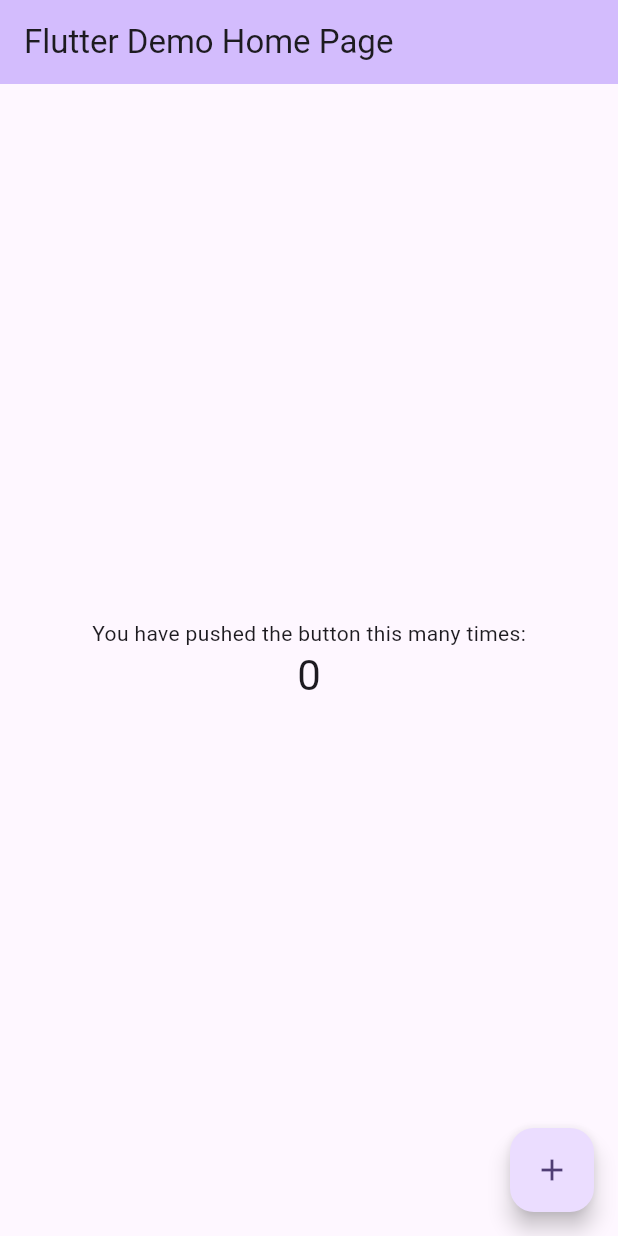
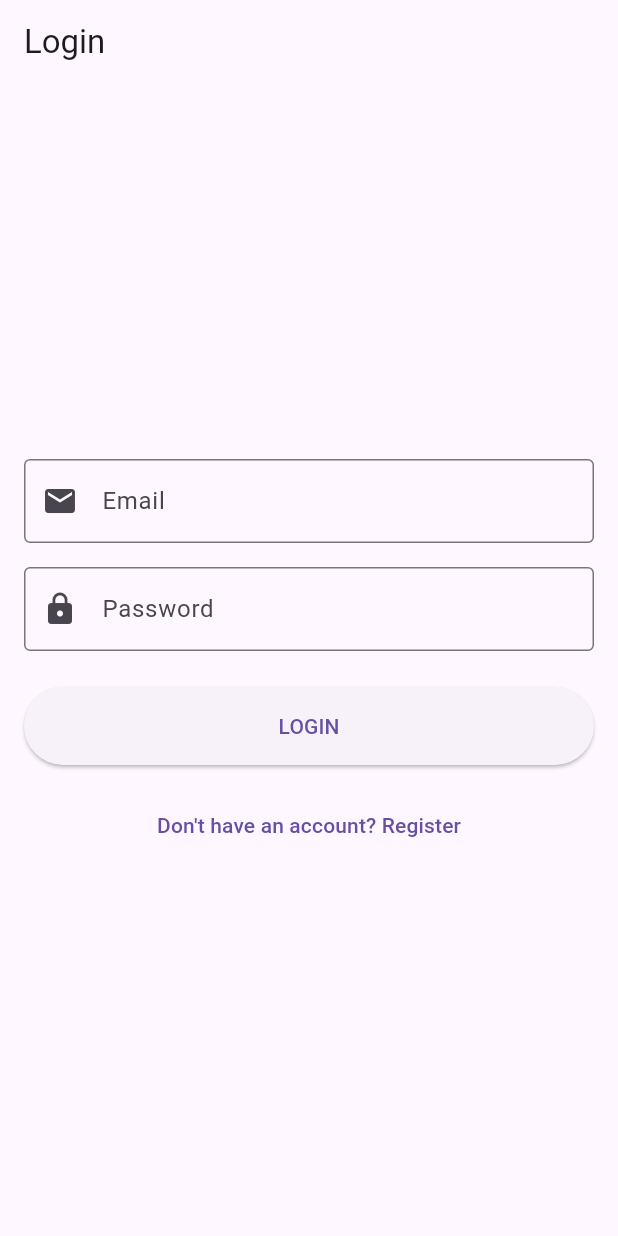
Before and after one commit to gHoSTeCHs/hospitalAppMobile, a Flutter app: the screen it shows after launch, on a phone screen of 412 x 824 dp. Run offline on Flutter 3.47's test engine with Material 3 defaults, Android fonts, the phone set to English and light mode, and no system bars; our stand-ins replace shared_preferences; accounts and stored records are empty.

Commit message:
init basic auth

```diff
--- /dev/null
+++ b/devtools_options.yaml
@@ -0,0 +1,3 @@
+description: This file stores settings for Dart & Flutter DevTools.
+documentation: https://docs.flutter.dev/tools/devtools/extensions#configure-extension-enablement-states
+extensions:
--- a/lib/app.dart
+++ b/lib/app.dart
@@ -0,0 +1,28 @@
+import 'package:flutter/material.dart';
+// import 'package:provider/provider.dart';
+// import 'providers/auth_provider.dart';
+import 'screens/auth/login_screen.dart';
+import 'screens/auth/register_screen.dart';
+import 'screens/home_screen.dart';
+import 'screens/splash_screen.dart';
+
+class MyApp extends StatelessWidget {
+  const MyApp({super.key});
+
+  @override
+  Widget build(BuildContext context) {
+    return MaterialApp(
+      title: 'Chat App',
+      theme: ThemeData(
+        primarySwatch: Colors.blue,
+        visualDensity: VisualDensity.adaptivePlatformDensity,
+      ),
+      home: SplashScreen(),
+      routes: {
+        '/login': (context) => LoginScreen(),
+        '/register': (context) => RegisterScreen(),
+        '/home': (context) => HomeScreen(),
+      },
+    );
+  }
+}
--- a/lib/main.dart
+++ b/lib/main.dart
@@ -1,122 +1,10 @@
 import 'package:flutter/material.dart';
+import 'package:provider/provider.dart';
+import 'app.dart';
+import 'providers/auth_provider.dart';
 
 void main() {
-  runApp(const MyApp());
+  runApp(
+    ChangeNotifierProvider(create: (context) => AuthProvider(), child: MyApp()),
+  );
 }
-
-class MyApp extends StatelessWidget {
-  const MyApp({super.key});
-
-  // This widget is the root of your application.
-  @override
-  Widget build(BuildContext context) {
-    return MaterialApp(
-      title: 'Flutter Demo',
-      theme: ThemeData(
-        // This is the theme of your application.
-        //
-        // TRY THIS: Try running your application with "flutter run". You'll see
-        // the application has a purple toolbar. Then, without quitting the app,
-        // try changing the seedColor in the colorScheme below to Colors.green
-        // and then invoke "hot reload" (save your changes or press the "hot
-        // reload" button in a Flutter-supported IDE, or press "r" if you used
-        // the command line to start the app).
-        //
-        // Notice that the counter didn't reset back to zero; the application
-        // state is not lost during the reload. To reset the state, use hot
-        // restart instead.
-        //
-        // This works for code too, not just values: Most code changes can be
-        // tested with just a hot reload.
-        colorScheme: ColorScheme.fromSeed(seedColor: Colors.deepPurple),
-      ),
-      home: const MyHomePage(title: 'Flutter Demo Home Page'),
-    );
-  }
-}
-
-class MyHomePage extends StatefulWidget {
-  const MyHomePage({super.key, required this.title});
-
-  // This widget is the home page of your application. It is stateful, meaning
-  // that it has a State object (defined below) that contains fields that affect
-  // how it looks.
-
-  // This class is the configuration for the state. It holds the values (in this
-  // case the title) provided by the parent (in this case the App widget) and
-  // used by the build method of the State. Fields in a Widget subclass are
-  // always marked "final".
-
-  final String title;
-
-  @override
-  State<MyHomePage> createState() => _MyHomePageState();
-}
-
-class _MyHomePageState extends State<MyHomePage> {
-  int _counter = 0;
-
-  void _incrementCounter() {
-    setState(() {
-      // This call to setState tells the Flutter framework that something has
-      // changed in this State, which causes it to rerun the build method below
-      // so that the display can reflect the updated values. If we changed
-      // _counter without calling setState(), then the build method would not be
-      // called again, and so nothing would appear to happen.
-      _counter++;
-    });
-  }
-
-  @override
-  Widget build(BuildContext context) {
-    // This method is rerun every time setState is called, for instance as done
-    // by the _incrementCounter method above.
-    //
-    // The Flutter framework has been optimized to make rerunning build methods
-    // fast, so that you can just rebuild anything that needs updating rather
-    // than having to individually change instances of widgets.
-    return Scaffold(
-      appBar: AppBar(
-        // TRY THIS: Try changing the color here to a specific color (to
-        // Colors.amber, perhaps?) and trigger a hot reload to see the AppBar
-        // change color while the other colors stay the same.
-        backgroundColor: Theme.of(context).colorScheme.inversePrimary,
-        // Here we take the value from the MyHomePage object that was created by
-        // the App.build method, and use it to set our appbar title.
-        title: Text(widget.title),
-      ),
-      body: Center(
-        // Center is a layout widget. It takes a single child and positions it
-        // in the middle of the parent.
-        child: Column(
-          // Column is also a layout widget. It takes a list of children and
-          // arranges them vertically. By default, it sizes itself to fit its
-          // children horizontally, and tries to be as tall as its parent.
-          //
-          // Column has various properties to control how it sizes itself and
-          // how it positions its children. Here we use mainAxisAlignment to
-          // center the children vertically; the main axis here is the vertical
-          // axis because Columns are vertical (the cross axis would be
-          // horizontal).
-          //
-          // TRY THIS: Invoke "debug painting" (choose the "Toggle Debug Paint"
-          // action in the IDE, or press "p" in the console), to see the
-          // wireframe for each widget.
-          mainAxisAlignment: MainAxisAlignment.center,
-          children: <Widget>[
-            const Text('You have pushed the button this many times:'),
-            Text(
-              '$_counter',
-              style: Theme.of(context).textTheme.headlineMedium,
-            ),
-          ],
-        ),
-      ),
-      floatingActionButton: FloatingActionButton(
-        onPressed: _incrementCounter,
-        tooltip: 'Increment',
-        child: const Icon(Icons.add),
-      ), // This trailing comma makes auto-formatting nicer for build methods.
-    );
-  }
-}
--- a/lib/models/user.dart
+++ b/lib/models/user.dart
@@ -0,0 +1,23 @@
+class User {
+  final int id;
+  final String name;
+  final String email;
+  final String token;
+
+  User({
+    required this.id,
+    required this.name,
+    required this.email,
+    required this.token,
+    sta,
+  });
+
+  factory User.fromJson(Map<String, dynamic> json) {
+    return User(
+      id: json['user']['id'],
+      name: json['user']['name'],
+      email: json['user']['email'],
+      token: json['token'],
+    );
+  }
+}
--- a/lib/screens/auth/login_screen.dart
+++ b/lib/screens/auth/login_screen.dart
@@ -0,0 +1,120 @@
+import 'package:flutter/material.dart';
+import 'package:provider/provider.dart';
+import '../../providers/auth_provider.dart';
+
+class LoginScreen extends StatefulWidget {
+  @override
+  _LoginScreenState createState() => _LoginScreenState();
+}
+
+class _LoginScreenState extends State<LoginScreen> {
+  final _formKey = GlobalKey<FormState>();
+  final _emailController = TextEditingController();
+  final _passwordController = TextEditingController();
+
+  @override
+  void dispose() {
+    _emailController.dispose();
+    _passwordController.dispose();
+    super.dispose();
+  }
+
+  Future<void> _submit() async {
+    if (!_formKey.currentState!.validate()) return;
+
+    final authProvider = Provider.of<AuthProvider>(context, listen: false);
+    final success = await authProvider.login(
+      _emailController.text.trim(),
+      _passwordController.text,
+    );
+
+    if (success && mounted) {
+      Navigator.of(context).pushReplacementNamed('/home');
+    }
+  }
+
+  @override
+  Widget build(BuildContext context) {
+    final authProvider = Provider.of<AuthProvider>(context);
+
+    return Scaffold(
+      appBar: AppBar(title: Text('Login')),
+      body: Padding(
+        padding: const EdgeInsets.all(16.0),
+        child: Form(
+          key: _formKey,
+          child: Column(
+            mainAxisAlignment: MainAxisAlignment.center,
+            crossAxisAlignment: CrossAxisAlignment.stretch,
+            children: [
+              TextFormField(
+                controller: _emailController,
+                decoration: InputDecoration(
+                  labelText: 'Email',
+                  border: OutlineInputBorder(),
+                  prefixIcon: Icon(Icons.email),
+                ),
+                keyboardType: TextInputType.emailAddress,
+                validator: (value) {
+                  if (value == null || value.isEmpty) {
+                    return 'Please enter your email';
+                  }
+                  if (!value.contains('@')) {
+                    return 'Please enter a valid email';
+                  }
+                  return null;
+                },
+              ),
+              SizedBox(height: 16),
+              TextFormField(
+                controller: _passwordController,
+                decoration: InputDecoration(
+                  labelText: 'Password',
+                  border: OutlineInputBorder(),
+                  prefixIcon: Icon(Icons.lock),
+                ),
+                obscureText: true,
+                validator: (value) {
+                  if (value == null || value.isEmpty) {
+                    return 'Please enter your password';
+                  }
+                  if (value.length < 6) {
+                    return 'Password must be at least 6 characters';
+                  }
+                  return null;
+                },
+              ),
+              SizedBox(height: 24),
+              if (authProvider.error != null)
+                Padding(
+                  padding: const EdgeInsets.only(bottom: 16.0),
+                  child: Text(
+                    authProvider.error!,
+                    style: TextStyle(color: Colors.red),
+                    textAlign: TextAlign.center,
+                  ),
+                ),
+              ElevatedButton(
+                onPressed: authProvider.isLoading ? null : _submit,
+                child:
+                    authProvider.isLoading
+                        ? CircularProgressIndicator(color: Colors.white)
+                        : Text('LOGIN'),
+                style: ElevatedButton.styleFrom(
+                  padding: EdgeInsets.symmetric(vertical: 16),
+                ),
+              ),
+              SizedBox(height: 16),
+              TextButton(
+                onPressed: () {
+                  Navigator.of(context).pushReplacementNamed('/register');
+                },
+                child: Text("Don't have an account? Register"),
+              ),
+            ],
+          ),
+        ),
+      ),
+    );
+  }
+}
```
Also changed, not shown: lib/providers/auth_provider.dart (+81 -0 lines), lib/screens/auth/register_screen.dart (+138 -0 lines), lib/screens/home_screen.dart (added, +41 -0 lines), lib/screens/splash_screen.dart (+49 -0 lines), lib/services/auth_service.dart (+111 -0 lines), pubspec.yaml (+4 -3 lines), pubspec.lock, 1 other file.
